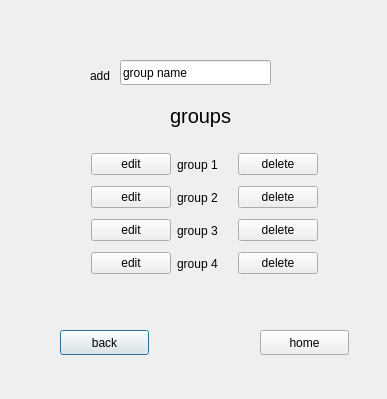
The window that groups.ui (MariHarutyunyanGithub/QT_lab) describes before a commit, drawn with Qt 5.
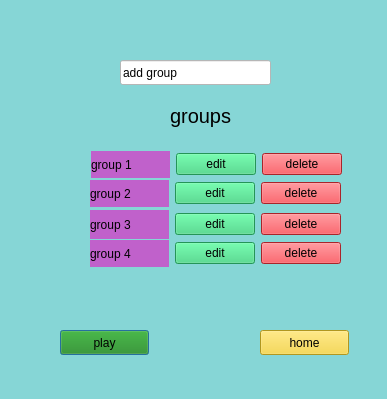
The same window after the commit.

```diff
--- a/groups.ui
+++ b/groups.ui
@@ -13,6 +13,9 @@
   <property name="windowTitle">
    <string>Dialog</string>
   </property>
+  <property name="styleSheet">
+   <string notr="true">background-color: rgb(134, 214, 214);</string>
+  </property>
   <widget class="QLabel" name="label">
    <property name="geometry">
     <rect>
@@ -31,7 +34,7 @@
     <string>groups</string>
    </property>
   </widget>
-  <widget class="QPushButton" name="pushButton_2">
+  <widget class="QPushButton" name="pushButton_play">
    <property name="geometry">
     <rect>
      <x>60</x>
@@ -40,8 +43,11 @@
      <height>25</height>
     </rect>
    </property>
+   <property name="styleSheet">
+    <string notr="true">background-color: rgb(26, 135, 9);</string>
+   </property>
    <property name="text">
-    <string>back</string>
+    <string>play</string>
    </property>
   </widget>
   <widget class="QPushButton" name="pushButton_3">
@@ -53,6 +59,9 @@
      <height>25</height>
     </rect>
    </property>
+   <property name="styleSheet">
+    <string notr="true">background-color: rgb(246, 211, 45);</string>
+   </property>
    <property name="text">
     <string>home</string>
    </property>
@@ -62,61 +71,37 @@
     <rect>
      <x>91</x>
      <y>151</y>
-     <width>227</width>
+     <width>251</width>
      <height>27</height>
     </rect>
    </property>
    <layout class="QHBoxLayout" name="horizontalLayout">
-    <item>
-     <widget class="QPushButton" name="pushButton_5">
-      <property name="text">
-       <string>edit</string>
-      </property>
-     </widget>
-    </item>
     <item>
      <widget class="QLabel" name="label_2">
+      <property name="styleSheet">
+       <string notr="true">background-color: rgb(192, 97, 203);</string>
+      </property>
       <property name="text">
        <string>group 1</string>
       </property>
      </widget>
     </item>
+    <item>
+     <widget class="QPushButton" name="pushButton_5">
+      <property name="styleSheet">
+       <string notr="true">background-color: rgb(51, 209, 122);</string>
+      </property>
+      <property name="text">
+       <string>edit</string>
+      </property>
+     </widget>
+    </item>
     <item>
      <widget class="QPushButton" name="pushButton_4">
-      <property name="text">
-       <string>delete</string>
+      <property name="styleSheet">
+       <string notr="true">background-color: rgb(237, 51, 59);</string>
       </property>
-     </widget>
-    </item>
-   </layout>
-  </widget>
-  <widget class="QWidget" name="layoutWidget">
-   <property name="geometry">
-    <rect>
-     <x>91</x>
-     <y>184</y>
-     <width>227</width>
-     <height>27</height>
-    </rect>
-   </property>
-   <layout class="QHBoxLayout" name="horizontalLayout_2">
-    <item>
-     <widget class="QPushButton" name="pushButton_7">
       <property name="text">
-       <string>edit</string>
-      </property>
-     </widget>
-    </item>
-    <item>
-     <widget class="QLabel" name="label_3">
-      <property name="text">
-       <string>group 2</string>
-      </property>
-     </widget>
-    </item>
-    <item>
-     <widget class="QPushButton" name="pushButton_9">
-      <property name="text">
        <string>delete</string>
       </property>
      </widget>
@@ -126,29 +111,38 @@
   <widget class="QWidget" name="layoutWidget">
    <property name="geometry">
     <rect>
-     <x>91</x>
-     <y>217</y>
-     <width>227</width>
-     <height>27</height>
+     <x>90</x>
+     <y>210</y>
+     <width>251</width>
+     <height>29</height>
     </rect>
    </property>
    <layout class="QHBoxLayout" name="horizontalLayout_3">
-    <item>
-     <widget class="QPushButton" name="pushButton_6">
-      <property name="text">
-       <string>edit</string>
-      </property>
-     </widget>
-    </item>
     <item>
      <widget class="QLabel" name="label_4">
+      <property name="styleSheet">
+       <string notr="true">background-color: rgb(192, 97, 203);</string>
+      </property>
       <property name="text">
        <string>group 3</string>
       </property>
      </widget>
     </item>
+    <item>
+     <widget class="QPushButton" name="pushButton_6">
+      <property name="styleSheet">
+       <string notr="true">background-color: rgb(51, 209, 122);</string>
+      </property>
+      <property name="text">
+       <string>edit</string>
+      </property>
+     </widget>
+    </item>
     <item>
      <widget class="QPushButton" name="pushButton_10">
+      <property name="styleSheet">
+       <string notr="true">background-color: rgb(237, 51, 59);</string>
+      </property>
       <property name="text">
        <string>delete</string>
       </property>
@@ -159,29 +153,38 @@
   <widget class="QWidget" name="layoutWidget">
    <property name="geometry">
     <rect>
-     <x>91</x>
-     <y>250</y>
-     <width>227</width>
+     <x>90</x>
+     <y>240</y>
+     <width>251</width>
      <height>27</height>
     </rect>
    </property>
    <layout class="QHBoxLayout" name="horizontalLayout_4">
-    <item>
-     <widget class="QPushButton" name="pushButton_8">
-      <property name="text">
-       <string>edit</string>
-      </property>
-     </widget>
-    </item>
     <item>
      <widget class="QLabel" name="label_5">
+      <property name="styleSheet">
+       <string notr="true">background-color: rgb(192, 97, 203);</string>
+      </property>
       <property name="text">
        <string>group 4</string>
       </property>
      </widget>
     </item>
+    <item>
+     <widget class="QPushButton" name="pushButton_8">
+      <property name="styleSheet">
+       <string notr="true">background-color: rgb(51, 209, 122);</string>
+      </property>
+      <property name="text">
+       <string>edit</string>
+      </property>
+     </widget>
+    </item>
     <item>
      <widget class="QPushButton" name="pushButton_11">
+      <property name="styleSheet">
+       <string notr="true">background-color: rgb(237, 51, 59);</string>
+      </property>
       <property name="text">
        <string>delete</string>
       </property>
@@ -198,22 +201,54 @@
      <height>25</height>
     </rect>
    </property>
+   <property name="styleSheet">
+    <string notr="true">background-color: rgb(255, 255, 255);</string>
+   </property>
    <property name="text">
-    <string>group name</string>
+    <string>add group</string>
    </property>
   </widget>
-  <widget class="QLabel" name="label_6">
+  <widget class="QWidget" name="layoutWidget">
    <property name="geometry">
     <rect>
      <x>90</x>
-     <y>60</y>
-     <width>31</width>
-     <height>31</height>
+     <y>180</y>
+     <width>251</width>
+     <height>27</height>
     </rect>
    </property>
-   <property name="text">
-    <string>add</string>
-   </property>
+   <layout class="QHBoxLayout" name="horizontalLayout_2">
+    <item>
+     <widget class="QLabel" name="label_3">
+      <property name="styleSheet">
+       <string notr="true">background-color: rgb(192, 97, 203);</string>
+      </property>
+      <property name="text">
+       <string>group 2</string>
+      </property>
+     </widget>
+    </item>
+    <item>
+     <widget class="QPushButton" name="pushButton_7">
+      <property name="styleSheet">
+       <string notr="true">background-color: rgb(51, 209, 122);</string>
+      </property>
+      <property name="text">
+       <string>edit</string>
+      </property>
+     </widget>
+    </item>
+    <item>
+     <widget class="QPushButton" name="pushButton_9">
+      <property name="styleSheet">
+       <string notr="true">background-color: rgb(237, 51, 59);</string>
+      </property>
+      <property name="text">
+       <string>delete</string>
+      </property>
+     </widget>
+    </item>
+   </layout>
   </widget>
  </widget>
  <resources/>
```
